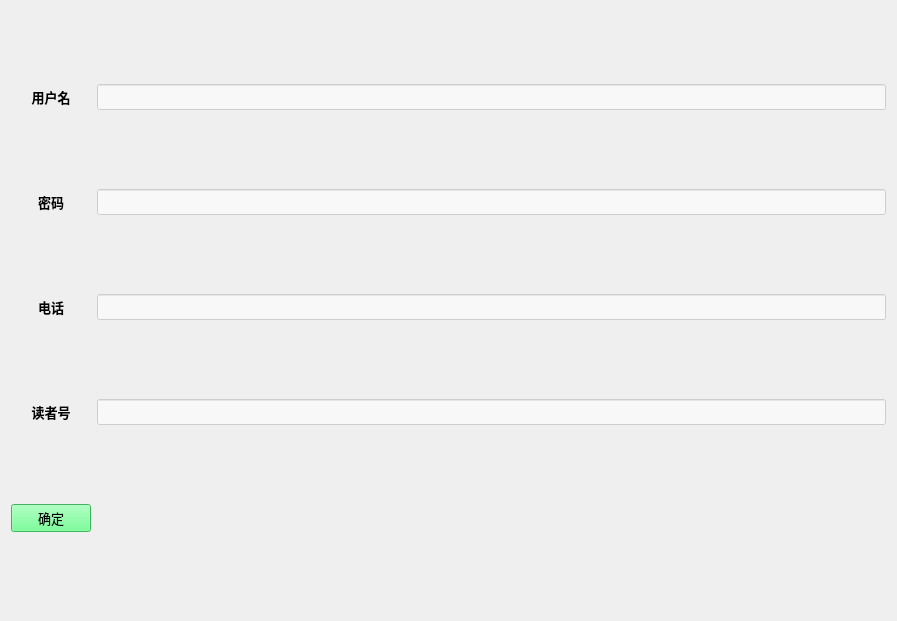
This is admin/frontend/editUserWin.ui in sophiefy/WHU-MMS as Qt 5 draws it before an edit. The edited form follows.
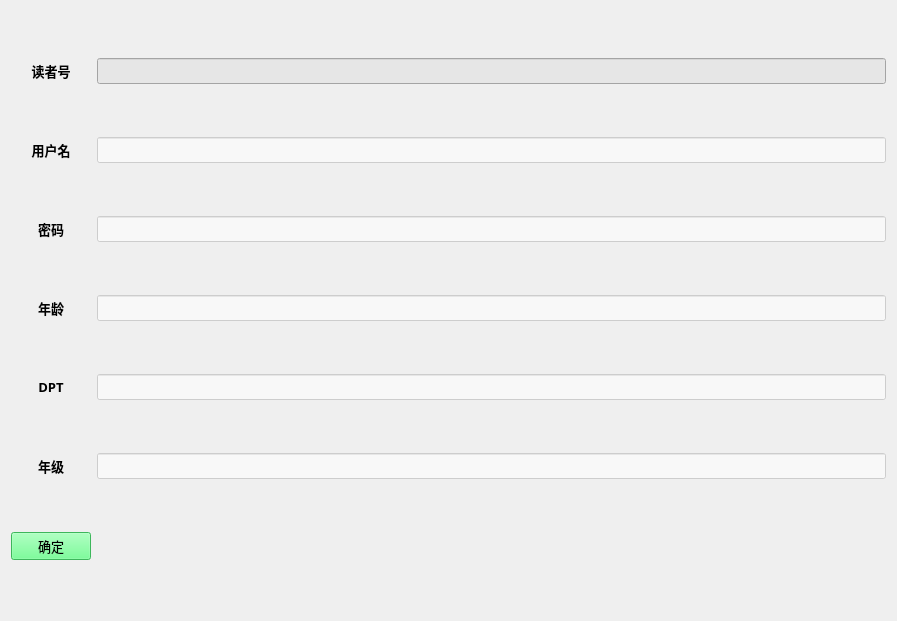
This is the edited form.

Patch:
```diff
--- a/admin/frontend/editUserWin.ui
+++ b/admin/frontend/editUserWin.ui
@@ -21,6 +21,44 @@
   </property>
   <layout class="QGridLayout" name="gridLayout">
    <item row="0" column="0">
+    <widget class="QLabel" name="label_21">
+     <property name="font">
+      <font>
+       <family>微软雅黑</family>
+       <pointsize>10</pointsize>
+       <weight>75</weight>
+       <bold>true</bold>
+      </font>
+     </property>
+     <property name="styleSheet">
+      <string notr="true">background-color: rgba(255, 255, 255, 0);</string>
+     </property>
+     <property name="text">
+      <string>读者号</string>
+     </property>
+     <property name="alignment">
+      <set>Qt::AlignCenter</set>
+     </property>
+    </widget>
+   </item>
+   <item row="0" column="1">
+    <widget class="QLineEdit" name="userNumEdit">
+     <property name="font">
+      <font>
+       <family>微软雅黑</family>
+       <pointsize>10</pointsize>
+      </font>
+     </property>
+     <property name="styleSheet">
+      <string notr="true">background-color: rgb(230, 230, 230);
+</string>
+     </property>
+     <property name="readOnly">
+      <bool>true</bool>
+     </property>
+    </widget>
+   </item>
+   <item row="1" column="0">
     <widget class="QLabel" name="label_19">
      <property name="font">
       <font>
@@ -41,7 +79,7 @@
      </property>
     </widget>
    </item>
-   <item row="0" column="1">
+   <item row="1" column="1">
     <widget class="QLineEdit" name="userNameEdit">
      <property name="font">
       <font>
@@ -55,7 +93,7 @@
      </property>
     </widget>
    </item>
-   <item row="1" column="0">
+   <item row="2" column="0">
     <widget class="QLabel" name="label_24">
      <property name="font">
       <font>
@@ -76,43 +114,8 @@
      </property>
     </widget>
    </item>
-   <item row="1" column="1">
-    <widget class="QLineEdit" name="userPasswordEdit">
-     <property name="font">
-      <font>
-       <family>微软雅黑</family>
-       <pointsize>10</pointsize>
-      </font>
-     </property>
-     <property name="styleSheet">
-      <string notr="true">background-color: rgba(255, 255, 255, 150);
-</string>
-     </property>
-    </widget>
-   </item>
-   <item row="2" column="0">
-    <widget class="QLabel" name="label_23">
-     <property name="font">
-      <font>
-       <family>微软雅黑</family>
-       <pointsize>10</pointsize>
-       <weight>75</weight>
-       <bold>true</bold>
-      </font>
-     </property>
-     <property name="styleSheet">
-      <string notr="true">background-color: rgba(255, 255, 255, 0);</string>
-     </property>
-     <property name="text">
-      <string>电话</string>
-     </property>
-     <property name="alignment">
-      <set>Qt::AlignCenter</set>
-     </property>
-    </widget>
-   </item>
    <item row="2" column="1">
-    <widget class="QLineEdit" name="userTelEdit">
+    <widget class="QLineEdit" name="userPasswordEdit">
      <property name="font">
       <font>
        <family>微软雅黑</family>
@@ -126,7 +129,7 @@
     </widget>
    </item>
    <item row="3" column="0">
-    <widget class="QLabel" name="label_21">
+    <widget class="QLabel" name="label_25">
      <property name="font">
       <font>
        <family>微软雅黑</family>
@@ -139,7 +142,7 @@
       <string notr="true">background-color: rgba(255, 255, 255, 0);</string>
      </property>
      <property name="text">
-      <string>读者号</string>
+      <string>年龄</string>
      </property>
      <property name="alignment">
       <set>Qt::AlignCenter</set>
@@ -147,7 +150,7 @@
     </widget>
    </item>
    <item row="3" column="1">
-    <widget class="QLineEdit" name="userNumEdit">
+    <widget class="QLineEdit" name="userAgeEdit">
      <property name="font">
       <font>
        <family>微软雅黑</family>
@@ -161,6 +164,76 @@
     </widget>
    </item>
    <item row="4" column="0">
+    <widget class="QLabel" name="label_26">
+     <property name="font">
+      <font>
+       <family>微软雅黑</family>
+       <pointsize>10</pointsize>
+       <weight>75</weight>
+       <bold>true</bold>
+      </font>
+     </property>
+     <property name="styleSheet">
+      <string notr="true">background-color: rgba(255, 255, 255, 0);</string>
+     </property>
+     <property name="text">
+      <string>DPT</string>
+     </property>
+     <property name="alignment">
+      <set>Qt::AlignCenter</set>
+     </property>
+    </widget>
+   </item>
+   <item row="4" column="1">
+    <widget class="QLineEdit" name="userDPTEdit">
+     <property name="font">
+      <font>
+       <family>微软雅黑</family>
+       <pointsize>10</pointsize>
+      </font>
+     </property>
+     <property name="styleSheet">
+      <string notr="true">background-color: rgba(255, 255, 255, 150);
+</string>
+     </property>
+    </widget>
+   </item>
+   <item row="5" column="0">
+    <widget class="QLabel" name="label_27">
+     <property name="font">
+      <font>
+       <family>微软雅黑</family>
+       <pointsize>10</pointsize>
+       <weight>75</weight>
+       <bold>true</bold>
+      </font>
+     </property>
+     <property name="styleSheet">
+      <string notr="true">background-color: rgba(255, 255, 255, 0);</string>
+     </property>
+     <property name="text">
+      <string>年级</string>
+     </property>
+     <property name="alignment">
+      <set>Qt::AlignCenter</set>
+     </property>
+    </widget>
+   </item>
+   <item row="5" column="1">
+    <widget class="QLineEdit" name="userGradeEdit">
+     <property name="font">
+      <font>
+       <family>微软雅黑</family>
+       <pointsize>10</pointsize>
+      </font>
+     </property>
+     <property name="styleSheet">
+      <string notr="true">background-color: rgba(255, 255, 255, 150);
+</string>
+     </property>
+    </widget>
+   </item>
+   <item row="6" column="0">
     <widget class="QPushButton" name="userEditBtn">
      <property name="font">
       <font>
```
